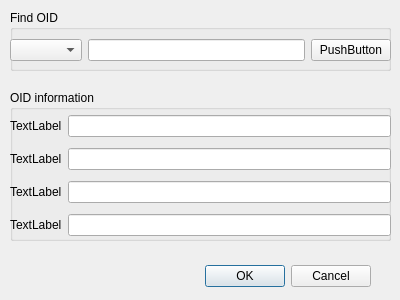
Before: the Qt Designer form BerViewer/oid_info_dlg.ui in jykim74/BerEditor, drawn with Qt 5.
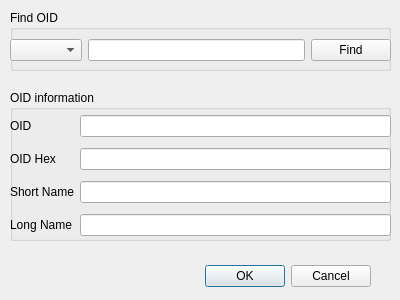
After: the same form once the commit is applied.

The edit to the form file:
```diff
--- a/BerViewer/oid_info_dlg.ui
+++ b/BerViewer/oid_info_dlg.ui
@@ -60,7 +60,7 @@
      <item row="0" column="2">
       <widget class="QPushButton" name="pushButton">
        <property name="text">
-        <string>PushButton</string>
+        <string>Find</string>
        </property>
       </widget>
      </item>
@@ -92,28 +92,28 @@
      <item row="0" column="0">
       <widget class="QLabel" name="label">
        <property name="text">
-        <string>TextLabel</string>
+        <string>OID</string>
        </property>
       </widget>
      </item>
      <item row="3" column="0">
       <widget class="QLabel" name="label_4">
        <property name="text">
-        <string>TextLabel</string>
+        <string>Long Name</string>
        </property>
       </widget>
      </item>
      <item row="2" column="0">
       <widget class="QLabel" name="label_3">
        <property name="text">
-        <string>TextLabel</string>
+        <string>Short Name</string>
        </property>
       </widget>
      </item>
      <item row="1" column="0">
       <widget class="QLabel" name="label_2">
        <property name="text">
-        <string>TextLabel</string>
+        <string>OID Hex</string>
        </property>
       </widget>
      </item>
```
Left out of the diff: 14 changed lines with no effect on the pictures.
